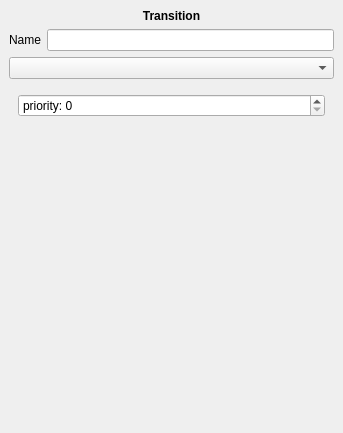
Old version of the form src/editor/item_properties.ui in the repository AndreevAA/rsoi_petri_modeling.
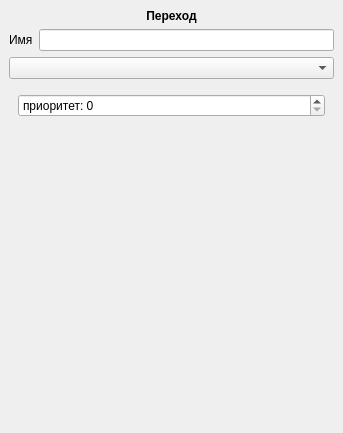
New version of the form.

```diff
--- a/src/editor/item_properties.ui
+++ b/src/editor/item_properties.ui
@@ -135,7 +135,7 @@
        </sizepolicy>
       </property>
       <property name="text">
-       <string>&lt;b&gt;Transition&lt;/b&gt;</string>
+       <string>&lt;b&gt;Переход&lt;/b&gt;</string>
       </property>
       <property name="alignment">
        <set>Qt::AlignCenter</set>
@@ -145,7 +145,7 @@
     <item row="1" column="0">
      <widget class="QLabel" name="label_7">
       <property name="text">
-       <string>Name</string>
+       <string>Имя</string>
       </property>
      </widget>
     </item>
@@ -185,7 +185,7 @@
            </sizepolicy>
           </property>
           <property name="prefix">
-           <string>priority: </string>
+           <string>приоритет: </string>
           </property>
          </widget>
         </item>
```
Left out of the diff: 26 changed lines with no effect on the pictures.
